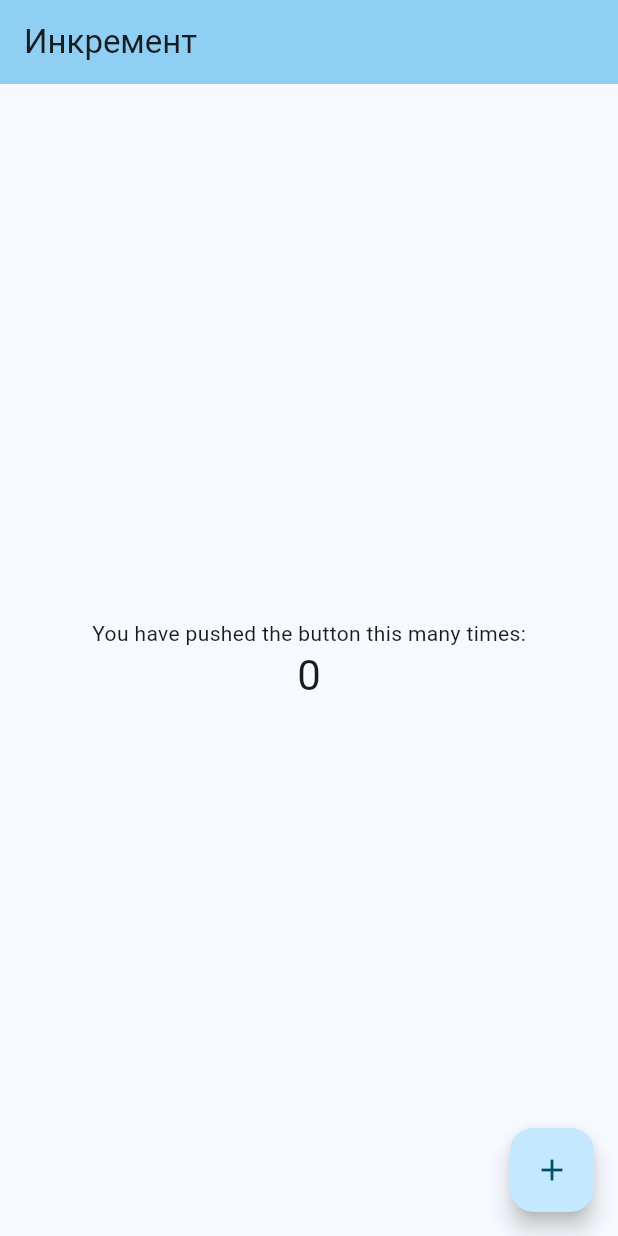
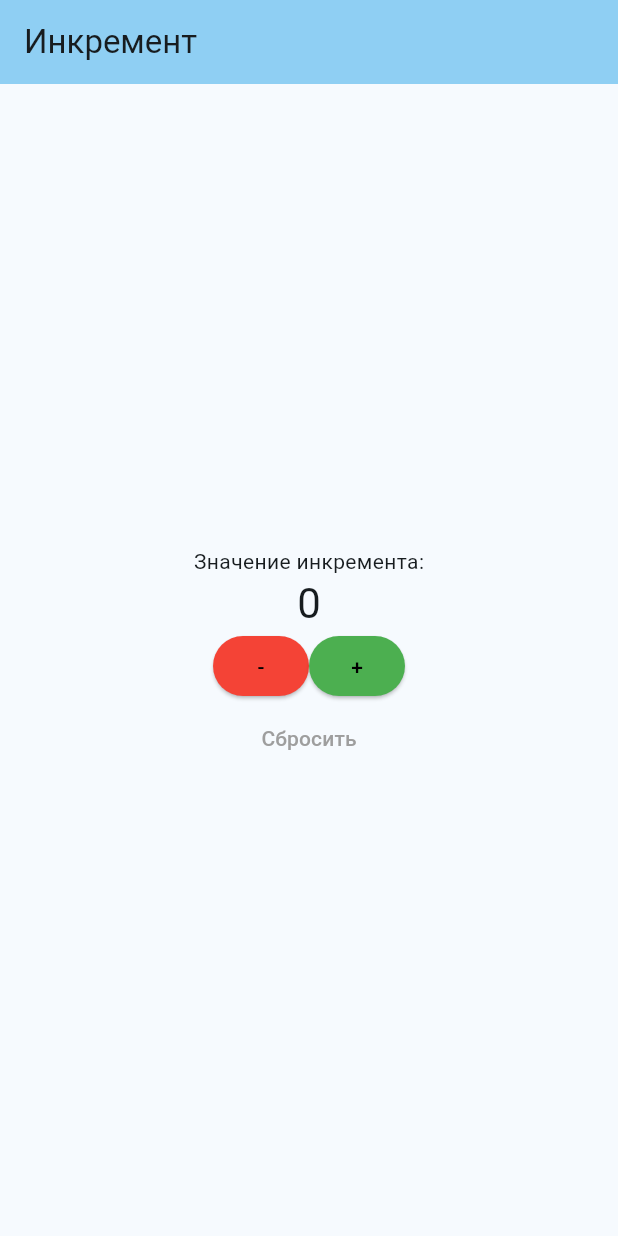
Before and after one commit to Gannshe/flutter_lab3, a Flutter app: the screen it shows after launch, on a phone screen of 412 x 824 dp. Run offline on Flutter 3.47's test engine with Material 3 defaults, Android fonts, the phone set to English and light mode, and no system bars.

Commit message:
add buttons plus and minus, reset. Edit title and color.

```diff
--- a/lib/main.dart
+++ b/lib/main.dart
@@ -13,21 +13,6 @@ class MyApp extends StatelessWidget {
     return MaterialApp(
       title: 'Flutter Demo',
       theme: ThemeData(
-        // This is the theme of your application.
-        //
-        // TRY THIS: Try running your application with "flutter run". You'll see
-        // the application has a purple toolbar. Then, without quitting the app,
-        // try changing the seedColor in the colorScheme below to Colors.green
-        // and then invoke "hot reload" (save your changes or press the "hot
-        // reload" button in a Flutter-supported IDE, or press "r" if you used
-        // the command line to start the app).
-        //
-        // Notice that the counter didn't reset back to zero; the application
-        // state is not lost during the reload. To reset the state, use hot
-        // restart instead.
-        //
-        // This works for code too, not just values: Most code changes can be
-        // tested with just a hot reload.
         colorScheme:
             ColorScheme.fromSeed(seedColor: Color.fromARGB(255, 2, 187, 248)),
         useMaterial3: true,
@@ -39,15 +24,6 @@ class MyApp extends StatelessWidget {
 
 class MyHomePage extends StatefulWidget {
   const MyHomePage({super.key, required this.title});
-
-  // This widget is the home page of your application. It is stateful, meaning
-  // that it has a State object (defined below) that contains fields that affect
-  // how it looks.
-
-  // This class is the configuration for the state. It holds the values (in this
-  // case the title) provided by the parent (in this case the App widget) and
-  // used by the build method of the State. Fields in a Widget subclass are
-  // always marked "final".
 
   final String title;
 
@@ -78,56 +54,53 @@ class _MyHomePageState extends State<MyHomePage> {
 
   @override
   Widget build(BuildContext context) {
-    // This method is rerun every time setState is called, for instance as done
-    // by the _incrementCounter method above.
-    //
-    // The Flutter framework has been optimized to make rerunning build methods
-    // fast, so that you can just rebuild anything that needs updating rather
-    // than having to individually change instances of widgets.
     return Scaffold(
       appBar: AppBar(
-        // TRY THIS: Try changing the color here to a specific color (to
-        // Colors.amber, perhaps?) and trigger a hot reload to see the AppBar
-        // change color while the other colors stay the same.
         backgroundColor: Theme.of(context).colorScheme.inversePrimary,
-        // Here we take the value from the MyHomePage object that was created by
-        // the App.build method, and use it to set our appbar title.
         title: Text(widget.title),
       ),
       body: Center(
-        // Center is a layout widget. It takes a single child and positions it
-        // in the middle of the parent.
         child: Column(
-          // Column is also a layout widget. It takes a list of children and
-          // arranges them vertically. By default, it sizes itself to fit its
-          // children horizontally, and tries to be as tall as its parent.
-          //
-          // Column has various properties to control how it sizes itself and
-          // how it positions its children. Here we use mainAxisAlignment to
-          // center the children vertically; the main axis here is the vertical
-          // axis because Columns are vertical (the cross axis would be
-          // horizontal).
-          //
-          // TRY THIS: Invoke "debug painting" (choose the "Toggle Debug Paint"
-          // action in the IDE, or press "p" in the console), to see the
-          // wireframe for each widget.
           mainAxisAlignment: MainAxisAlignment.center,
           children: <Widget>[
             const Text(
-              'You have pushed the button this many times:',
+              'Значение инкремента:',
             ),
             Text(
               '$_counter',
               style: Theme.of(context).textTheme.headlineMedium,
             ),
+            Row(
+              mainAxisAlignment: MainAxisAlignment.center,
+              children: [
+                ElevatedButton(
+                  onPressed: _decrementCounter,
+                  child: Text('-'),
+                  style: ElevatedButton.styleFrom(
+                    backgroundColor: Colors.red,
+                    foregroundColor: Colors.black,
+                  ),
+                ),
+                ElevatedButton(
+                  onPressed: _incrementCounter,
+                  child: Text('+'),
+                  style: ElevatedButton.styleFrom(
+                    backgroundColor: Colors.green,
+                    foregroundColor: Colors.black,
+                  ),
+                ),
+              ],
+            ),
+            TextButton(
+              onPressed: _toNullCounter,
+              child: Text(
+                'Сбросить',
+                style: TextStyle(color: Colors.grey),
+              ),
+            ),
           ],
         ),
       ),
-      floatingActionButton: FloatingActionButton(
-        onPressed: _incrementCounter,
-        tooltip: 'Increment',
-        child: const Icon(Icons.add),
-      ), // This trailing comma makes auto-formatting nicer for build methods.
     );
   }
 }
```
